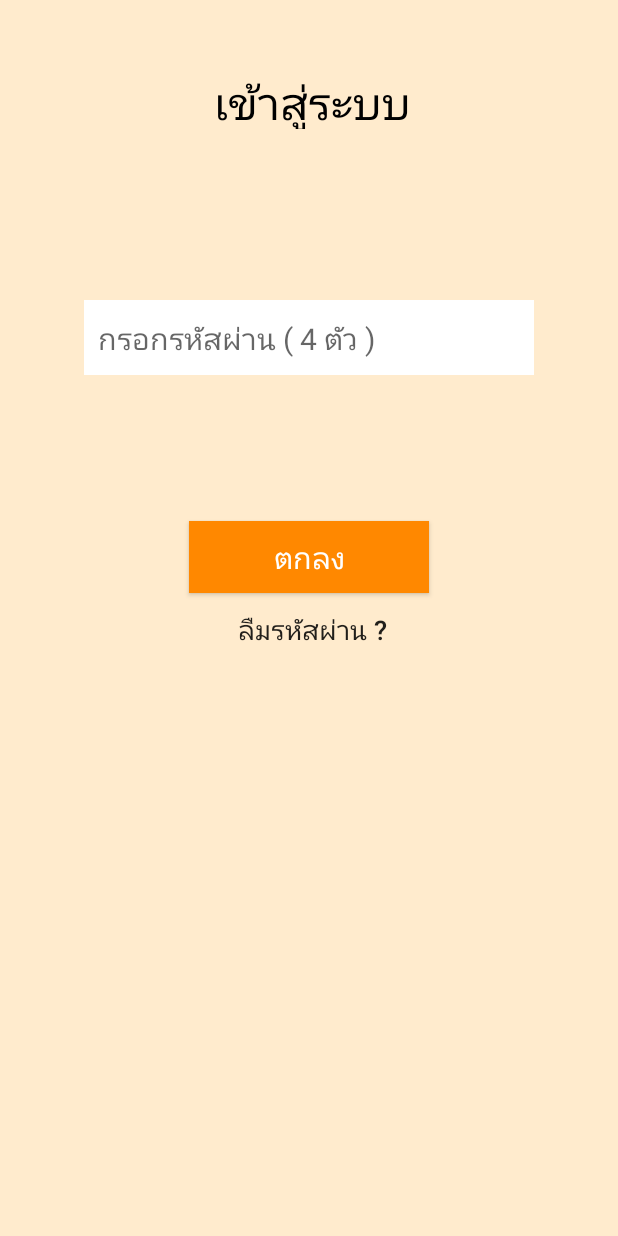
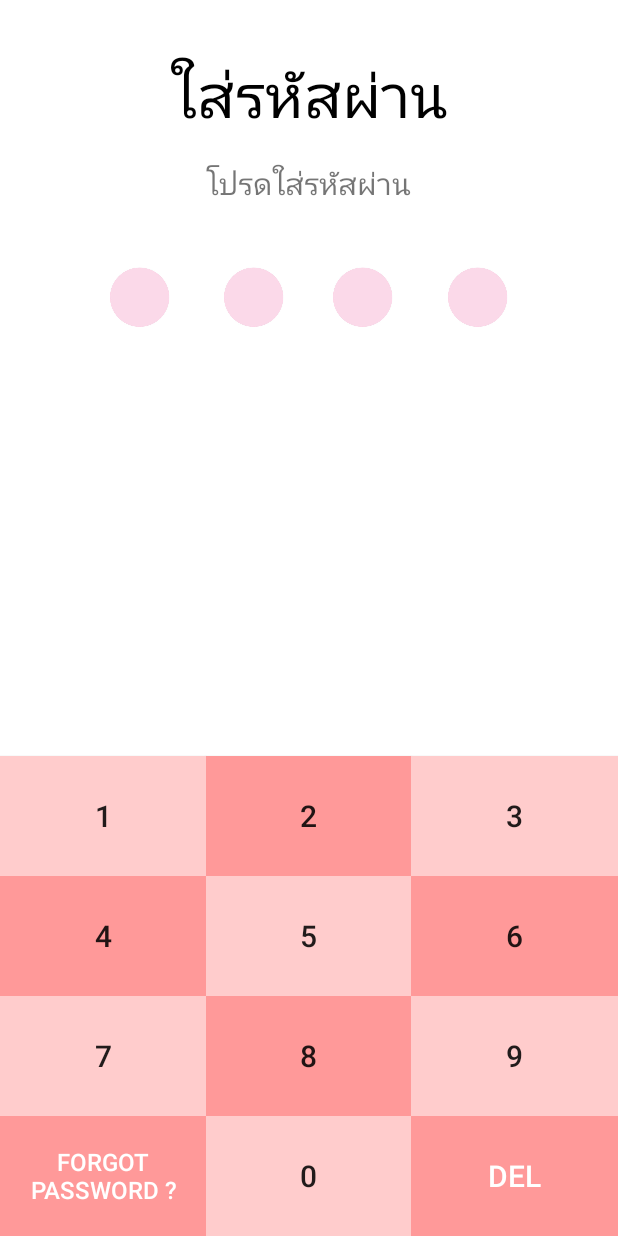
Before and after one commit to kaewkp/Project_Diary, an Android app: the Login screen opened directly, with no data from a screen before it, on a phone screen of 412 x 824 dp. Run offline under Robolectric (Android 15) with nearby library versions, the phone set to English and light mode, and no system bars.

Commit message:
ใส่หน้า pin pass , เปลี่ยนสีหน้า login , notemain , notecreate  สีหลักคือ #FF9999

```diff
--- a/app/src/main/java/com/example/kaew_pc/diary_project/Login.java
+++ b/app/src/main/java/com/example/kaew_pc/diary_project/Login.java
@@ -1,14 +1,20 @@
 package com.example.kaew_pc.diary_project;
 
 import android.content.Intent;
+import android.media.Image;
 import android.os.Bundle;
 import android.support.v7.app.AppCompatActivity;
+import android.util.Log;
 import android.view.View;
 import android.widget.Button;
 import android.widget.EditText;
+import android.widget.ImageButton;
+import android.widget.ImageView;
+import android.widget.Switch;
 import android.widget.Toast;
 
 import com.example.kaew_pc.diary_project.Database.DBHelper;
+
 
 /**
  * Created by KAEW-PC on 21-Mar-17.
@@ -16,53 +22,100 @@ import com.example.kaew_pc.diary_project.Database.DBHelper;
 
 public class Login extends AppCompatActivity {
 
-    private Button submit;
-    private Button forgotPass;
-    private EditText pass;
     private DBHelper db;
+    private ImageView[] imageSet;
+    private String inputPass = "", realPass;
+    private int count = 0;
 
     @Override
     protected void onCreate(Bundle savedInstanceState) {
         super.onCreate(savedInstanceState);
-        setContentView(R.layout.login);
+        setContentView(R.layout.pass);
+        init();
+    }
 
-        init();
+    private void init() {
+        db = DBHelper.getInstance(this);
+        realPass = db.getPassword();
+        db.close();
 
-        submit.setOnClickListener(new View.OnClickListener() {
+        imageSet = new ImageView[]{ (ImageView)findViewById(R.id.i1), (ImageView) findViewById(R.id.i2), (ImageView) findViewById(R.id.i3), (ImageView) findViewById(R.id.i4) };
+
+        findViewById(R.id.n0).setOnClickListener(click);
+        findViewById(R.id.n1).setOnClickListener(click);
+        findViewById(R.id.n2).setOnClickListener(click);
+        findViewById(R.id.n3).setOnClickListener(click);
+        findViewById(R.id.n4).setOnClickListener(click);
+        findViewById(R.id.n5).setOnClickListener(click);
+        findViewById(R.id.n6).setOnClickListener(click);
+        findViewById(R.id.n7).setOnClickListener(click);
+        findViewById(R.id.n8).setOnClickListener(click);
+        findViewById(R.id.n9).setOnClickListener(click);
+
+        findViewById(R.id.del).setOnClickListener(new View.OnClickListener() {
             @Override
-            public void onClick(View v) {
+            public void onClick(View view) {
+                if(count > 0) {
+                    inputPass = inputPass.substring(0, inputPass.length() - 1);
+                    count--;
+                }
+                changeImg();
+            }
+        });
+    }
 
-                if(pass.getText().toString().equalsIgnoreCase(db.getPassword())) {
+    private void checkPass(){
+        if(inputPass.equalsIgnoreCase(realPass)) {
             Intent intent = new Intent(Login.this, main.class);
             startActivity(intent);
             finish();
         }
         else{
-                    Toast.makeText(Login.this, "Incorect Password", Toast.LENGTH_LONG).show();
+            Toast.makeText(Login.this, "Incorect Password" , Toast.LENGTH_SHORT).show();
+            setImage( new int[]{ R.drawable.aaa, R.drawable.aaa, R.drawable.aaa, R.drawable.aaa}, 0);
+            count = 0;
+            inputPass = "";
         }
     }
-        });
 
-//        forgotPass.setOnClickListener(new View.OnClickListener() {
-//            @Override
-//            public void onClick(View v) {
-//                Intent i = new Intent(Intent.ACTION_SEND);
-//                i.setType("password (4 digits) : ");
-//                i.putExtra(Intent.EXTRA_EMAIL, new String[]{"com.example.kaew_pc.diary_project"});
-//                i.putExtra(Intent.EXTRA_SUBJECT, "forgot password");
-//                i.putExtra(Intent.EXTRA_TEXT, "password : ");
-//                try {
-//                    startActivity(Intent.createChooser(i, "Send mail..."));
-//                } catch (android.content.ActivityNotFoundException ex) {
-//                    Toast.makeText(Login.this, "There are no email clients installed.", Toast.LENGTH_SHORT).show();
-//                }
-//            }
-//        });
+    private void changeImg(){
+        switch (count) {
+            case 0:
+                setImage( new int[]{ R.drawable.aaa, R.drawable.aaa, R.drawable.aaa, R.drawable.aaa}, 0);
+                break;
+            case 1:
+                setImage( new int[]{ R.drawable.star, R.drawable.aaa, R.drawable.aaa, R.drawable.aaa}, 0);
+                break;
+            case 2:
+                setImage( new int[]{ R.drawable.star, R.drawable.aaa, R.drawable.aaa}, 1);
+                break;
+            case 3:
+                setImage( new int[]{ R.drawable.star, R.drawable.aaa }, 2);
+                break;
+            case 4:
+                setImage( new int[]{ R.drawable.star }, 3);
+                break;
+        }
     }
 
-    private void init() {
-        db = new DBHelper(this);
-        submit = (Button) findViewById(R.id.submit);
-        pass = (EditText) findViewById(R.id.password);
+    private void setImage(int[] rsc, int start){
+        for ( int i = start; i < imageSet.length; i++) {
+            imageSet[i].setImageResource(rsc[i - start]);
         }
     }
+
+    private View.OnClickListener click = new View.OnClickListener() {
+        @Override
+        public void onClick(View v) {
+            if(count < 4) {
+                inputPass = inputPass + ((Button) v).getText().toString();
+                count++;
+                changeImg();
+            }
+
+            if(count == 4) {
+                checkPass();
+            }
+        }
+    };
+}
--- a/app/src/main/java/com/example/kaew_pc/diary_project/NoteManagement/NoteCustomAdapter.java
+++ b/app/src/main/java/com/example/kaew_pc/diary_project/NoteManagement/NoteCustomAdapter.java
@@ -37,7 +37,7 @@ public class NoteCustomAdapter extends ArrayAdapter<Note_data> {
         TextView textView1 = (TextView)row.findViewById(R.id.title);
         textView1.setText(data.get(position).getNote_title());
 
-        TextView textView2 = (TextView)row.findViewById(R.id.desc);
+        TextView textView2 = (TextView)row.findViewById(R.id.date);
 
         String date = data.get(position).getNote_date();
         date = date.substring(0,date.lastIndexOf(" "));
--- a/app/src/main/java/com/example/kaew_pc/diary_project/NoteManagement/NoteShowData.java
+++ b/app/src/main/java/com/example/kaew_pc/diary_project/NoteManagement/NoteShowData.java
@@ -2,12 +2,8 @@ package com.example.kaew_pc.diary_project.NoteManagement;
 
 import android.content.Intent;
 import android.os.Bundle;
-import android.support.design.widget.FloatingActionButton;
-import android.support.design.widget.Snackbar;
 import android.support.v7.app.ActionBar;
 import android.support.v7.app.AppCompatActivity;
-import android.view.View;
-import android.widget.EditText;
 import android.widget.TextView;
 
 import com.example.kaew_pc.diary_project.Database.DBHelper;
@@ -38,7 +34,7 @@ public class NoteShowData extends AppCompatActivity {
     }
 
     private void init() {
-        desc = (TextView) findViewById(R.id.desc);
+        desc = (TextView) findViewById(R.id.date);
         title = (TextView) findViewById(R.id.title);
 
         intent = getIntent();
--- a/app/src/main/res/layout/activity_password_manager.xml
+++ b/app/src/main/res/layout/activity_password_manager.xml
@@ -9,7 +9,7 @@
     android:paddingRight="@dimen/activity_horizontal_margin"
     android:paddingTop="@dimen/activity_vertical_margin"
     tools:context="com.example.kaew_pc.diary_project.splash_screen"
-    android:background="#FFEBCD">
+    android:background="#FFE4E1">
 
 
     <TextView
@@ -59,7 +59,7 @@
         android:text="ตกลง"
         android:layout_height="wrap_content"
         android:id="@+id/submit"
-        android:background="#ff8800"
+        android:background="#FF9999"
         android:textColor="@android:color/white"
         android:textSize="20sp"
         android:layout_width="120dp"
--- /dev/null
+++ b/app/src/main/res/layout/pass.xml
@@ -0,0 +1,232 @@
+<?xml version="1.0" encoding="utf-8"?>
+<RelativeLayout xmlns:android="http://schemas.android.com/apk/res/android"
+    xmlns:app="http://schemas.android.com/apk/res-auto"
+    xmlns:tools="http://schemas.android.com/tools"
+    android:orientation="vertical" android:layout_width="match_parent"
+    android:layout_height="match_parent"
+    android:background="@android:color/white">
+
+    <Button
+        android:id="@+id/n8"
+        android:layout_width="wrap_content"
+        android:layout_height="60dp"
+        android:layout_alignStart="@+id/n5"
+        android:layout_alignTop="@+id/n7"
+        android:text="8"
+        tools:text="8"
+        android:textSize="20dp"
+        android:layout_toStartOf="@+id/n9"
+        android:layout_alignBottom="@+id/n7"
+        android:background="#FF9999" />
+
+    <Button
+        android:id="@+id/n9"
+        android:layout_width="wrap_content"
+        android:layout_height="wrap_content"
+        android:layout_alignStart="@+id/n6"
+        android:layout_alignTop="@+id/n8"
+        android:text="9"
+        tools:text="9"
+        android:textSize="20dp"
+        android:layout_alignParentEnd="true"
+        android:layout_alignBottom="@+id/n8"
+        android:background="#FFCCCC" />
+
+    <Button
+        android:id="@+id/n5"
+        android:layout_width="wrap_content"
+        android:layout_height="wrap_content"
+        android:text="5"
+        tools:text="5"
+        android:layout_alignStart="@+id/n2"
+        android:textSize="20dp"
+        android:layout_toStartOf="@+id/n3"
+        android:layout_alignBottom="@+id/n4"
+        android:layout_alignTop="@+id/n4"
+        android:background="#FFCCCC"/>
+
+
+    <!--<Button-->
+        <!--android:id="@+id/button"-->
+        <!--android:layout_width="wrap_content"-->
+        <!--android:layout_height="wrap_content"-->
+        <!--android:text="5"-->
+        <!--tools:text="5"-->
+        <!--android:layout_alignStart="@+id/n2"-->
+        <!--android:textSize="20dp"-->
+        <!--android:layout_toStartOf="@+id/n6"-->
+        <!--android:layout_alignBottom="@+id/n4"-->
+        <!--android:layout_alignTop="@+id/n4"-->
+        <!--android:background="#ff8800" />-->
+
+    <TextView
+        android:text="ใส่รหัสผ่าน"
+        android:layout_width="wrap_content"
+        android:layout_height="wrap_content"
+        android:layout_marginTop="34dp"
+        android:id="@+id/textView4"
+        android:layout_alignParentTop="true"
+        android:layout_centerHorizontal="true"
+        android:textColor="@android:color/black"
+        android:textSize="40dp" />
+
+    <TextView
+        android:text="โปรดใส่รหัสผ่าน"
+        android:layout_width="wrap_content"
+        android:layout_height="wrap_content"
+        android:layout_below="@+id/textView4"
+        android:layout_centerHorizontal="true"
+        android:layout_marginTop="17dp"
+        android:id="@+id/textView5"
+        android:textSize="20dp" />
+
+    <ImageView
+        android:id="@+id/i2"
+        app:srcCompat="@drawable/aaa"
+        android:layout_alignTop="@+id/i1"
+        android:layout_alignStart="@+id/n2"
+        android:layout_marginStart="12dp"
+        android:layout_width="40dp"
+        android:layout_height="40dp" />
+
+    <ImageView
+        android:id="@+id/i4"
+        app:srcCompat="@drawable/aaa"
+        android:layout_alignTop="@+id/i3"
+        android:layout_toEndOf="@+id/textView4"
+        android:layout_width="40dp"
+        android:layout_height="40dp" />
+
+    <Button
+        android:id="@+id/n4"
+        android:layout_width="wrap_content"
+        android:text="4"
+        tools:text="4"
+        android:textSize="20dp"
+        android:layout_above="@+id/n7"
+        android:layout_alignParentStart="true"
+        android:layout_toStartOf="@+id/n8"
+        android:background="#FF9999"
+        android:layout_height="80dp" />
+
+    <Button
+        android:id="@+id/n3"
+        android:layout_width="120dp"
+        android:layout_height="wrap_content"
+        android:text="3"
+        tools:text="3"
+        android:textSize="20dp"
+        android:layout_above="@+id/n6"
+        android:layout_alignParentEnd="true"
+        android:layout_alignTop="@+id/n2"
+        android:background="#FFCCCC"
+        android:layout_toEndOf="@+id/textView5" />
+
+    <Button
+        android:id="@+id/del"
+        android:layout_width="wrap_content"
+        android:text="del"
+        tools:text="del"
+        android:textSize="20dp"
+        android:layout_below="@+id/n8"
+        android:layout_alignParentEnd="true"
+        android:layout_toEndOf="@+id/n8"
+        android:background="#FF9999"
+        android:textColor="@android:color/white"
+        android:layout_height="80dp" />
+
+    <Button
+        android:id="@+id/n0"
+        android:layout_width="wrap_content"
+        android:text="0"
+        tools:text="0"
+        android:textSize="20dp"
+        android:layout_alignEnd="@+id/n2"
+        android:layout_toEndOf="@+id/n7"
+        android:background="#FFCCCC"
+        android:layout_alignParentBottom="true"
+        android:layout_height="80dp" />
+
+    <Button
+        android:id="@+id/n7"
+        android:layout_width="wrap_content"
+        android:text="7"
+        tools:text="7"
+        android:textSize="20dp"
+        android:layout_above="@+id/n0"
+        android:layout_alignParentStart="true"
+        android:layout_toStartOf="@+id/n8"
+        android:background="#FFCCCC"
+        android:layout_height="80dp" />
+
+    <Button
+        android:id="@+id/n2"
+        android:layout_width="120dp"
+        android:layout_height="80dp"
+        android:text="2"
+        tools:text="2"
+        android:textSize="20dp"
+        android:background="#FF9999"
+        android:layout_above="@+id/n5"
+        android:layout_alignStart="@+id/textView5"
+        android:layout_toStartOf="@+id/n3"
+        android:layout_alignTop="@+id/n1" />
+
+    <Button
+        android:id="@+id/n1"
+        android:text="1"
+        tools:text="1"
+        android:textSize="20dp"
+        android:layout_width="120dp"
+        android:background="#FFCCCC"
+        android:layout_above="@+id/n4"
+        android:layout_alignParentStart="true"
+        android:layout_toStartOf="@+id/n5"
+        android:layout_height="80dp" />
+
+    <Button
+        android:id="@+id/n6"
+        android:layout_width="wrap_content"
+        android:layout_height="wrap_content"
+        android:text="6"
+        tools:text="6"
+        android:textSize="20dp"
+        android:background="#FF9999"
+        android:layout_alignParentEnd="true"
+        android:layout_above="@+id/n8"
+        android:layout_toEndOf="@+id/n5"
+        android:layout_below="@+id/n2" />
+
+    <Button
+        android:text="Forgot password ?"
+        android:layout_width="wrap_content"
+        android:layout_alignParentStart="true"
+        android:id="@+id/forgotPass"
+        android:layout_toStartOf="@+id/n8"
+        android:background="#FF9999"
+        android:textColor="@android:color/white"
+        android:textSize="16dp"
+        android:layout_alignParentBottom="true"
+        android:layout_height="80dp"
+        android:layout_below="@+id/n8" />
+
+    <ImageView
+        android:id="@+id/i1"
+        android:layout_marginTop="42dp"
+        app:srcCompat="@drawable/aaa"
+        android:layout_below="@+id/textView5"
+        android:layout_toStartOf="@+id/textView4"
+        android:layout_width="40dp"
+        android:layout_height="40dp" />
+
+    <ImageView
+        android:id="@+id/i3"
+        app:srcCompat="@drawable/aaa"
+        android:layout_width="40dp"
+        android:layout_height="40dp"
+        android:layout_marginEnd="12dp"
+        android:layout_alignTop="@+id/i2"
+        android:layout_toStartOf="@+id/n3" />
+
+
+</RelativeLayout>
--- a/app/src/main/res/menu/activity_main_drawer.xml
+++ b/app/src/main/res/menu/activity_main_drawer.xml
@@ -20,7 +20,9 @@
             android:title="ถังขยะ" />
     </group>
 
-    <item android:title="การตั้งค่า">
+    <item android:title="การตั้งค่า"
+        android:icon="@drawable/ic_menu_manage"
+        android:id="@+id/nav_setting">
         <menu>
             <item
                 android:id="@+id/nav_pin"
--- a/app/src/main/res/values/colors.xml
+++ b/app/src/main/res/values/colors.xml
@@ -1,6 +1,6 @@
 <?xml version="1.0" encoding="utf-8"?>
 <resources>
-    <color name="colorPrimary">#ff8800</color>
+    <color name="colorPrimary">#FF9999</color>
     <color name="colorPrimaryDark">#303F9F</color>
-    <color name="colorAccent">#FF4081</color>
+    <color name="colorAccent">#FF9999</color>
 </resources>
```
Also changed, not shown: app/src/main/java/com/example/kaew_pc/diary_project/NoteManagement/NoteCreatePage.java (+15 -12 lines), app/src/main/res/layout/activity_splash_screen.xml (+8 -8 lines), app/src/main/res/layout/listview_note.xml (+13 -9 lines), app/src/main/res/layout/nav_header_main_menu.xml (+18 -8 lines), app/src/main/res/layout/notecreatepage.xml (+31 -29 lines), app/src/main/res/layout/notemainpage.xml (+16 -4 lines), app/src/main/res/layout/noteshowdata.xml (+6 -6 lines), app/src/main/res/drawable/aaa.jpg (added), app/src/main/res/drawable/star.png (added). Lines whose indentation alone changed are shown as unchanged.
